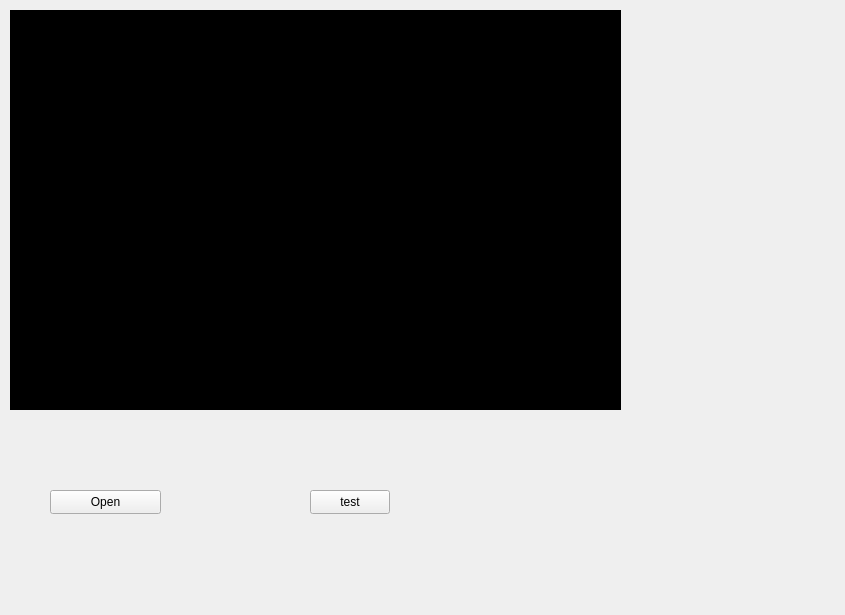
Before: the Qt Designer form mainwindow.ui in YJBeetle/OscilloscopePlayer, drawn with Qt 5.
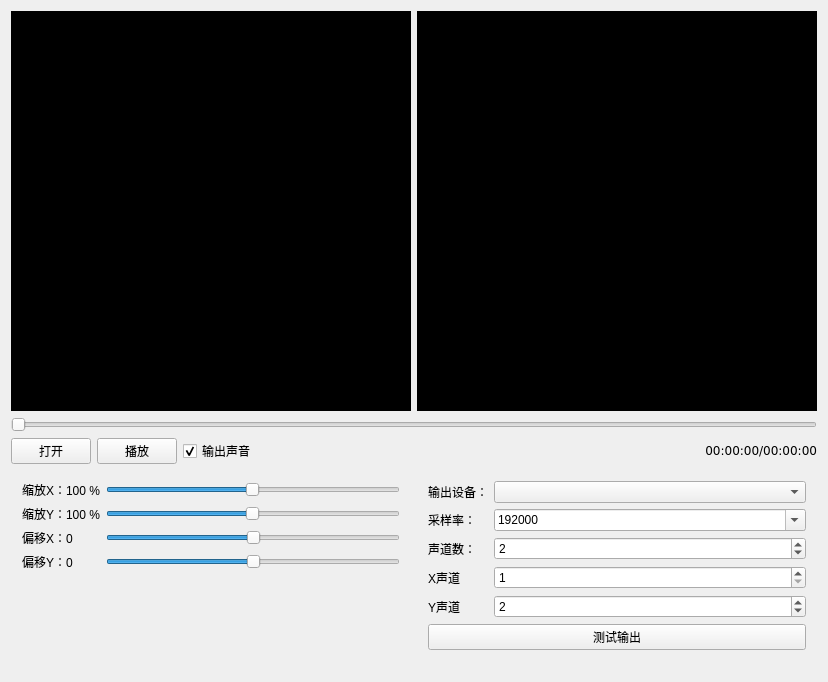
After: the same form once the commit is applied. Custom widgets are drawn as their Qt base class.

Commit message: ui布局完毕

Diff of the .ui file:
```diff
--- a/mainwindow.ui
+++ b/mainwindow.ui
@@ -6,53 +6,468 @@
    <rect>
     <x>0</x>
     <y>0</y>
-    <width>845</width>
-    <height>615</height>
+    <width>824</width>
+    <height>682</height>
    </rect>
   </property>
   <property name="windowTitle">
    <string>MainWindow</string>
   </property>
   <widget class="QWidget" name="centralWidget">
-   <widget class="QPushButton" name="pushButtonOpen">
-    <property name="geometry">
-     <rect>
-      <x>50</x>
-      <y>490</y>
-      <width>111</width>
-      <height>24</height>
-     </rect>
-    </property>
-    <property name="text">
-     <string>Open</string>
-    </property>
-   </widget>
-   <widget class="VideoViewer" name="videoViewer" native="true">
-    <property name="geometry">
-     <rect>
-      <x>10</x>
-      <y>10</y>
-      <width>611</width>
-      <height>400</height>
-     </rect>
-    </property>
-    <property name="styleSheet">
-     <string notr="true">background:rgb(0, 0, 0)</string>
-    </property>
-   </widget>
-   <widget class="QPushButton" name="pushButton">
-    <property name="geometry">
-     <rect>
-      <x>310</x>
-      <y>490</y>
-      <width>80</width>
-      <height>24</height>
-     </rect>
-    </property>
-    <property name="text">
-     <string>test</string>
-    </property>
-   </widget>
+   <layout class="QGridLayout" name="gridLayout_2">
+    <item row="0" column="1">
+     <widget class="VideoViewer" name="videoViewer_2" native="true">
+      <property name="minimumSize">
+       <size>
+        <width>400</width>
+        <height>400</height>
+       </size>
+      </property>
+      <property name="maximumSize">
+       <size>
+        <width>400</width>
+        <height>400</height>
+       </size>
+      </property>
+      <property name="styleSheet">
+       <string notr="true">background:rgb(0, 0, 0)</string>
+      </property>
+     </widget>
+    </item>
+    <item row="0" column="0">
+     <widget class="VideoViewer" name="videoViewer" native="true">
+      <property name="minimumSize">
+       <size>
+        <width>400</width>
+        <height>400</height>
+       </size>
+      </property>
+      <property name="maximumSize">
+       <size>
+        <width>400</width>
+        <height>400</height>
+       </size>
+      </property>
+      <property name="styleSheet">
+       <string notr="true">background:rgb(0, 0, 0)</string>
+      </property>
+     </widget>
+    </item>
+    <item row="1" column="0" colspan="2">
+     <widget class="QWidget" name="widget" native="true">
+      <layout class="QGridLayout" name="gridLayout_4">
+       <property name="leftMargin">
+        <number>0</number>
+       </property>
+       <property name="topMargin">
+        <number>0</number>
+       </property>
+       <property name="rightMargin">
+        <number>0</number>
+       </property>
+       <property name="bottomMargin">
+        <number>0</number>
+       </property>
+       <item row="0" column="0" colspan="5">
+        <widget class="QSlider" name="horizontalSlider">
+         <property name="maximum">
+          <number>0</number>
+         </property>
+         <property name="orientation">
+          <enum>Qt::Horizontal</enum>
+         </property>
+        </widget>
+       </item>
+       <item row="1" column="1">
+        <widget class="QPushButton" name="pushButtonPlay">
+         <property name="maximumSize">
+          <size>
+           <width>16777215</width>
+           <height>31</height>
+          </size>
+         </property>
+         <property name="text">
+          <string>播放</string>
+         </property>
+        </widget>
+       </item>
+       <item row="1" column="2">
+        <widget class="QCheckBox" name="checkBox">
+         <property name="text">
+          <string>输出声音</string>
+         </property>
+         <property name="checked">
+          <bool>true</bool>
+         </property>
+        </widget>
+       </item>
+       <item row="1" column="0">
+        <widget class="QPushButton" name="pushButtonOpen">
+         <property name="maximumSize">
+          <size>
+           <width>16777215</width>
+           <height>31</height>
+          </size>
+         </property>
+         <property name="text">
+          <string>打开</string>
+         </property>
+        </widget>
+       </item>
+       <item row="1" column="3">
+        <spacer name="horizontalSpacer">
+         <property name="orientation">
+          <enum>Qt::Horizontal</enum>
+         </property>
+         <property name="sizeHint" stdset="0">
+          <size>
+           <width>40</width>
+           <height>20</height>
+          </size>
+         </property>
+        </spacer>
+       </item>
+       <item row="1" column="4">
+        <widget class="QLabel" name="label_6">
+         <property name="text">
+          <string>&lt;pre&gt;00:00:00/00:00:00&lt;/pre&gt;</string>
+         </property>
+         <property name="alignment">
+          <set>Qt::AlignRight|Qt::AlignTrailing|Qt::AlignVCenter</set>
+         </property>
+        </widget>
+       </item>
+      </layout>
+     </widget>
+    </item>
+    <item row="2" column="1">
+     <widget class="QWidget" name="widget_2" native="true">
+      <layout class="QGridLayout" name="gridLayout">
+       <item row="0" column="0">
+        <widget class="QLabel" name="label">
+         <property name="text">
+          <string>输出设备：</string>
+         </property>
+        </widget>
+       </item>
+       <item row="0" column="1">
+        <widget class="QComboBox" name="comboBox">
+         <property name="sizePolicy">
+          <sizepolicy hsizetype="Expanding" vsizetype="Fixed">
+           <horstretch>0</horstretch>
+           <verstretch>0</verstretch>
+          </sizepolicy>
+         </property>
+        </widget>
+       </item>
+       <item row="1" column="0">
+        <widget class="QLabel" name="label_2">
+         <property name="text">
+          <string>采样率：</string>
+         </property>
+        </widget>
+       </item>
+       <item row="1" column="1">
+        <widget class="QComboBox" name="comboBox_2">
+         <property name="sizePolicy">
+          <sizepolicy hsizetype="Expanding" vsizetype="Fixed">
+           <horstretch>0</horstretch>
+           <verstretch>0</verstretch>
+          </sizepolicy>
+         </property>
+         <property name="editable">
+          <bool>true</bool>
+         </property>
+         <property name="currentText">
+          <string>96000</string>
+         </property>
+         <item>
+          <property name="text">
+           <string>192000</string>
+          </property>
+         </item>
+         <item>
+          <property name="text">
+           <string>176400</string>
+          </property>
+         </item>
+         <item>
+          <property name="text">
+           <string>96000</string>
+          </property>
+         </item>
+         <item>
+          <property name="text">
+           <string>88200</string>
+          </property>
+         </item>
+         <item>
+          <property name="text">
+           <string>64000</string>
+          </property>
+         </item>
+         <item>
+          <property name="text">
+           <string>48000</string>
+          </property>
+         </item>
+         <item>
+          <property name="text">
+           <string>44100</string>
+          </property>
+         </item>
+         <item>
+          <property name="text">
+           <string>32000</string>
+          </property>
+         </item>
+         <item>
+          <property name="text">
+           <string>22050</string>
+          </property>
+         </item>
+         <item>
+          <property name="text">
+           <string>16000</string>
+          </property>
+         </item>
+         <item>
+          <property name="text">
+           <string>11025</string>
+          </property>
+         </item>
+         <item>
+          <property name="text">
+           <string>8000</string>
+          </property>
+         </item>
+         <item>
+          <property name="text">
+           <string>6000</string>
+          </property>
+         </item>
+        </widget>
+       </item>
+       <item row="2" column="0">
+        <widget class="QLabel" name="label_3">
+         <property name="text">
+          <string>声道数：</string>
+         </property>
+        </widget>
+       </item>
+       <item row="2" column="1">
+        <widget class="QSpinBox" name="spinBox">
+         <property name="sizePolicy">
+          <sizepolicy hsizetype="Expanding" vsizetype="Fixed">
+           <horstretch>0</horstretch>
+           <verstretch>0</verstretch>
+          </sizepolicy>
+         </property>
+         <property name="minimum">
+          <number>1</number>
+         </property>
+         <property name="maximum">
+          <number>16</number>
+         </property>
+         <property name="value">
+          <number>2</number>
+         </property>
+        </widget>
+       </item>
+       <item row="3" column="0">
+        <widget class="QLabel" name="label_4">
+         <property name="text">
+          <string>X声道</string>
+         </property>
+        </widget>
+       </item>
+       <item row="3" column="1">
+        <widget class="QSpinBox" name="spinBox_2">
+         <property name="sizePolicy">
+          <sizepolicy hsizetype="Expanding" vsizetype="Fixed">
+           <horstretch>0</horstretch>
+           <verstretch>0</verstretch>
+          </sizepolicy>
+         </property>
+         <property name="minimum">
+          <number>1</number>
+         </property>
+         <property name="maximum">
+          <number>16</number>
+         </property>
+         <property name="value">
+          <number>1</number>
+         </property>
+        </widget>
+       </item>
+       <item row="4" column="0">
+        <widget class="QLabel" name="label_5">
+         <property name="text">
+          <string>Y声道</string>
+         </property>
+        </widget>
+       </item>
+       <item row="4" column="1">
+        <widget class="QSpinBox" name="spinBox_3">
+         <property name="sizePolicy">
+          <sizepolicy hsizetype="Expanding" vsizetype="Fixed">
+           <horstretch>0</horstretch>
+           <verstretch>0</verstretch>
+          </sizepolicy>
+         </property>
+         <property name="minimum">
+          <number>1</number>
+         </property>
+         <property name="maximum">
+          <number>16</number>
+         </property>
+         <property name="value">
+          <number>2</number>
+         </property>
+        </widget>
+       </item>
+       <item row="6" column="0">
+        <spacer name="verticalSpacer">
+         <property name="orientation">
+          <enum>Qt::Vertical</enum>
+         </property>
+         <property name="sizeHint" stdset="0">
+          <size>
+           <width>20</width>
+           <height>40</height>
+          </size>
+         </property>
+        </spacer>
+       </item>
+       <item row="5" column="0" colspan="2">
+        <widget class="QPushButton" name="pushButtonTest">
+         <property name="maximumSize">
+          <size>
+           <width>16777215</width>
+           <height>31</height>
+          </size>
+         </property>
+         <property name="text">
+          <string>测试输出</string>
+         </property>
+        </widget>
+       </item>
+      </layout>
+     </widget>
+    </item>
+    <item row="2" column="0">
+     <widget class="QWidget" name="widget_3" native="true">
+      <layout class="QGridLayout" name="gridLayout_3">
+       <item row="3" column="0">
+        <widget class="QLabel" name="label_11">
+         <property name="text">
+          <string>偏移Y：0</string>
+         </property>
+        </widget>
+       </item>
+       <item row="0" column="1">
+        <widget class="QSlider" name="horizontalSlider_2">
+         <property name="minimum">
+          <number>1</number>
+         </property>
+         <property name="maximum">
+          <number>2000</number>
+         </property>
+         <property name="value">
+          <number>1000</number>
+         </property>
+         <property name="orientation">
+          <enum>Qt::Horizontal</enum>
+         </property>
+        </widget>
+       </item>
+       <item row="3" column="1">
+        <widget class="QSlider" name="horizontalSlider_5">
+         <property name="minimum">
+          <number>-1000</number>
+         </property>
+         <property name="maximum">
+          <number>1000</number>
+         </property>
+         <property name="orientation">
+          <enum>Qt::Horizontal</enum>
+         </property>
+        </widget>
+       </item>
+       <item row="5" column="0">
+        <spacer name="verticalSpacer_2">
+         <property name="orientation">
+          <enum>Qt::Vertical</enum>
+         </property>
+         <property name="sizeHint" stdset="0">
+          <size>
+           <width>20</width>
+           <height>40</height>
+          </size>
+         </property>
+        </spacer>
+       </item>
+       <item row="1" column="1">
+        <widget class="QSlider" name="horizontalSlider_3">
+         <property name="minimum">
+          <number>1</number>
+         </property>
+         <property name="maximum">
+          <number>2000</number>
+         </property>
+         <property name="value">
+          <number>1000</number>
+         </property>
+         <property name="orientation">
+          <enum>Qt::Horizontal</enum>
+         </property>
+        </widget>
+       </item>
+       <item row="1" column="0">
+        <widget class="QLabel" name="label_9">
+         <property name="text">
+          <string>缩放Y：100 %</string>
+         </property>
+        </widget>
+       </item>
+       <item row="4" column="0" colspan="2">
+        <widget class="QLabel" name="label_7">
+         <property name="text">
+          <string/>
+         </property>
+        </widget>
+       </item>
+       <item row="2" column="0">
+        <widget class="QLabel" name="label_10">
+         <property name="text">
+          <string>偏移X：0</string>
+         </property>
+        </widget>
+       </item>
+       <item row="0" column="0">
+        <widget class="QLabel" name="label_8">
+         <property name="text">
+          <string>缩放X：100 %</string>
+         </property>
+        </widget>
+       </item>
+       <item row="2" column="1">
+        <widget class="QSlider" name="horizontalSlider_4">
+         <property name="minimum">
+          <number>-1000</number>
+         </property>
+         <property name="maximum">
+          <number>1000</number>
+         </property>
+         <property name="orientation">
+          <enum>Qt::Horizontal</enum>
+         </property>
+        </widget>
+       </item>
+      </layout>
+     </widget>
+    </item>
+   </layout>
   </widget>
  </widget>
  <layoutdefault spacing="6" margin="11"/>
```
Left out of the diff: 16 changed lines with no effect on the pictures. The commit also changes 2 other files.
